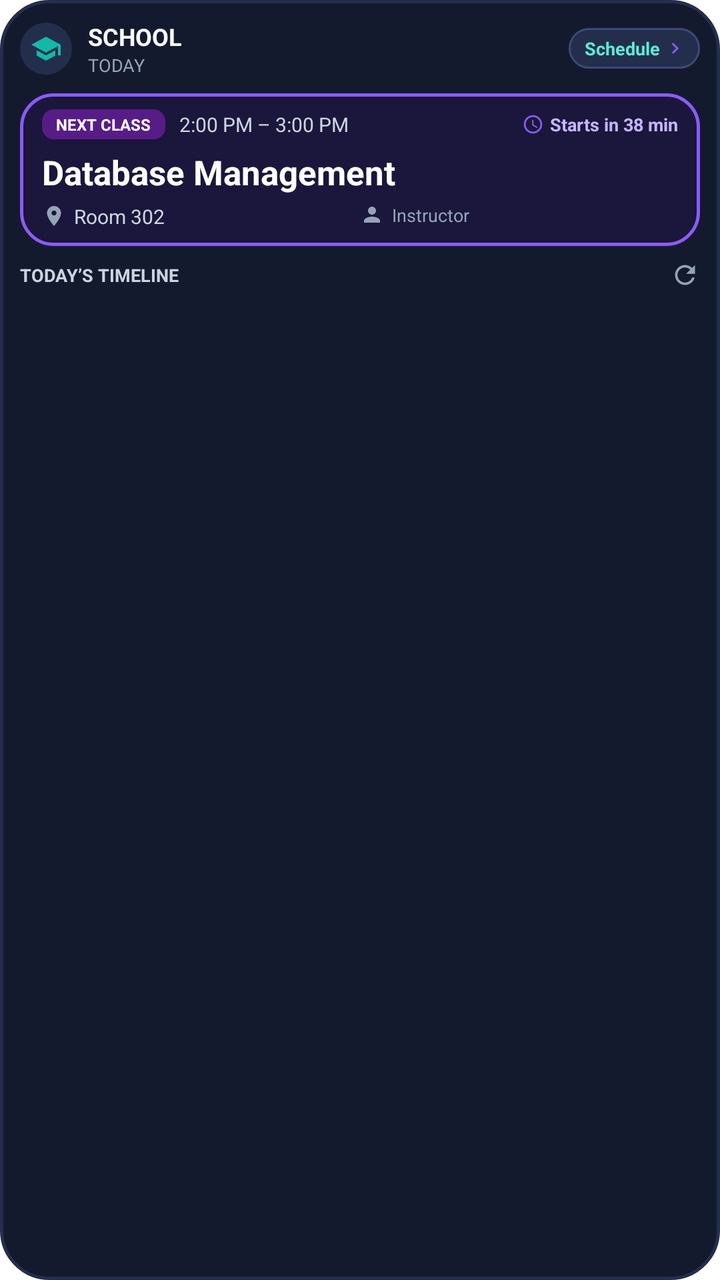
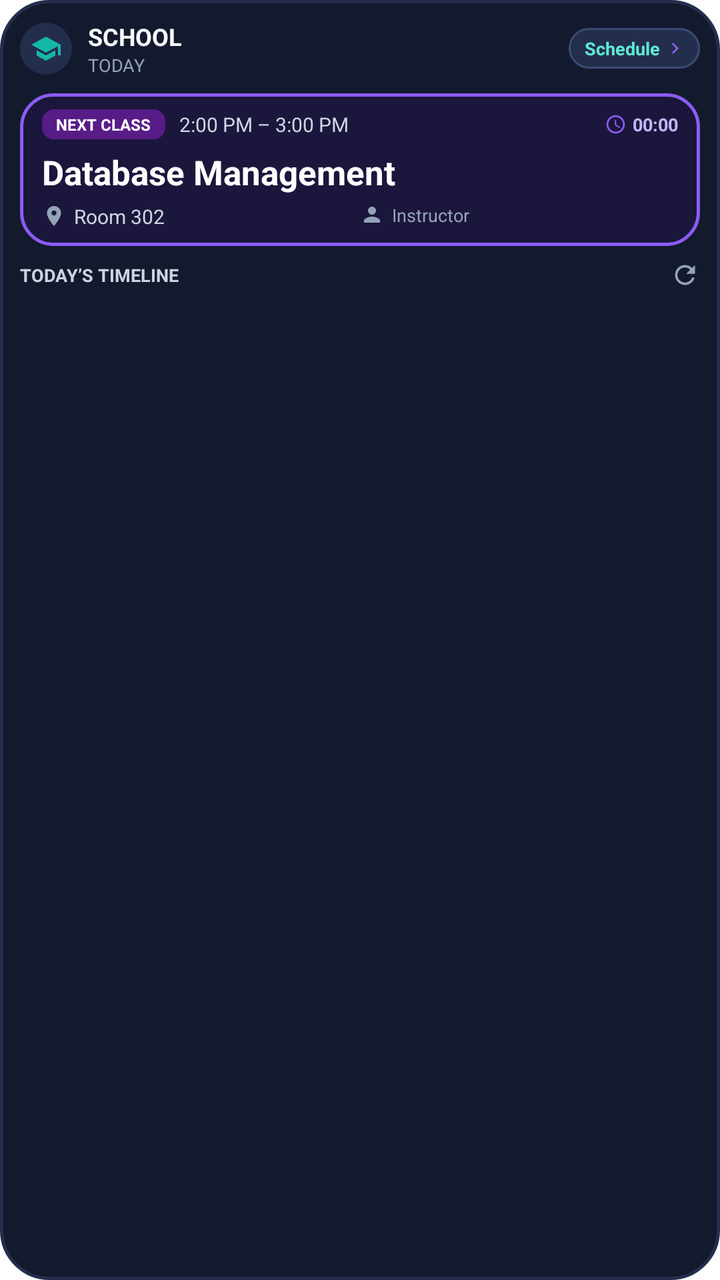

The first picture is an Android layout as it rendered before a commit; the second is the same layout after the commit. The layout source and the unified diff follow.
<!-- AndroidManifest.xml: fallback theme Theme.MaterialComponents.DayNight.NoActionBar -->
<!-- res/layout/school_schedule_widget.xml -->
<?xml version="1.0" encoding="utf-8"?>
<LinearLayout xmlns:android="http://schemas.android.com/apk/res/android"
    android:id="@+id/widget_root"
    android:layout_width="match_parent"
    android:layout_height="match_parent"
    android:background="@drawable/widget_background"
    android:orientation="vertical"
    android:padding="10dp">

    <LinearLayout
        android:id="@+id/widget_header_bar"
        android:layout_width="match_parent"
        android:layout_height="wrap_content"
        android:gravity="center_vertical"
        android:orientation="horizontal">
        <FrameLayout
            android:id="@+id/widget_icon_circle"
            android:layout_width="26dp"
            android:layout_height="26dp"
            android:layout_marginEnd="8dp"
            android:background="@drawable/widget_icon_circle_bg">
            <ImageView
                android:layout_width="16dp"
                android:layout_height="16dp"
                android:layout_gravity="center"
                android:contentDescription="School"
                android:src="@drawable/ic_widget_school" />
        </FrameLayout>
        <LinearLayout
            android:layout_width="0dp"
            android:layout_height="wrap_content"
            android:layout_weight="1"
            android:orientation="vertical">
            <TextView
                android:id="@+id/widget_header_title"
                android:layout_width="wrap_content"
                android:layout_height="wrap_content"
                android:text="SCHOOL"
                android:textColor="#F8FAFC"
                android:textSize="12sp"
                android:textStyle="bold" />
            <TextView
                android:id="@+id/widget_date_subtitle"
                android:layout_width="wrap_content"
                android:layout_height="wrap_content"
                android:text="TODAY"
                android:textColor="#94A3B8"
                android:textSize="9sp" />
        </LinearLayout>
        <LinearLayout
            android:id="@+id/widget_btn_view_schedule"
            android:layout_width="wrap_content"
            android:layout_height="wrap_content"
            android:background="@drawable/widget_action_button_bg"
            android:gravity="center_vertical"
            android:orientation="horizontal"
            android:paddingStart="8dp"
            android:paddingTop="4dp"
            android:paddingEnd="7dp"
            android:paddingBottom="4dp">
            <TextView
                android:id="@+id/widget_btn_view_schedule_text"
                android:layout_width="wrap_content"
                android:layout_height="wrap_content"
                android:text="Schedule"
                android:textColor="#5EEAD4"
                android:textSize="9sp"
                android:textStyle="bold" />
            <ImageView
                android:layout_width="11dp"
                android:layout_height="11dp"
                android:layout_marginStart="2dp"
                android:contentDescription="Open schedule"
                android:src="@drawable/ic_widget_arrow_right" />
        </LinearLayout>
    </LinearLayout>

    <LinearLayout
        android:id="@+id/widget_highlight_card"
        android:layout_width="match_parent"
        android:layout_height="wrap_content"
        android:layout_marginTop="8dp"
        android:background="@drawable/widget_next_class_bg"
        android:orientation="vertical"
        android:paddingStart="11dp"
        android:paddingTop="8dp"
        android:paddingEnd="11dp"
        android:paddingBottom="8dp">
        <LinearLayout
            android:layout_width="match_parent"
            android:layout_height="wrap_content"
            android:gravity="center_vertical"
            android:orientation="horizontal">
            <TextView
                android:id="@+id/widget_status_badge"
                android:layout_width="wrap_content"
                android:layout_height="wrap_content"
                android:background="@drawable/widget_badge_next"
                android:paddingStart="7dp"
                android:paddingTop="2dp"
                android:paddingEnd="7dp"
                android:paddingBottom="2dp"
                android:text="NEXT CLASS"
                android:textColor="#FFFFFF"
                android:textSize="8sp"
                android:textStyle="bold" />
            <TextView
                android:id="@+id/widget_class_time"
                android:layout_width="0dp"
                android:layout_height="wrap_content"
                android:layout_marginStart="7dp"
                android:layout_weight="1"
                android:ellipsize="end"
                android:maxLines="1"
                android:text="2:00 PM – 3:00 PM"
                android:textColor="#CBD5E1"
                android:textSize="10sp" />
            <LinearLayout
                android:id="@+id/widget_countdown_container"
                android:layout_width="wrap_content"
                android:layout_height="wrap_content"
                android:gravity="center_vertical"
                android:orientation="horizontal">
                <ImageView
                    android:id="@+id/widget_countdown_icon"
                    android:layout_width="11dp"
                    android:layout_height="11dp"
                    android:contentDescription="Countdown"
                    android:src="@drawable/ic_widget_clock" />
                <TextView
                    android:id="@+id/widget_countdown"
                    android:layout_width="wrap_content"
                    android:layout_height="wrap_content"
                    android:layout_marginStart="3dp"
                    android:text="Starts in 38 min"
                    android:textColor="#C4B5FD"
                    android:textSize="9sp"
                    android:textStyle="bold" />
            </LinearLayout>
        </LinearLayout>
        <TextView
            android:id="@+id/widget_class_subject"
            android:layout_width="match_parent"
            android:layout_height="wrap_content"
            android:layout_marginTop="5dp"
            android:ellipsize="end"
            android:maxLines="1"
            android:text="Database Management"
            android:textColor="#FFFFFF"
            android:textSize="17sp"
            android:textStyle="bold" />
        <LinearLayout
            android:id="@+id/widget_class_details_row"
            android:layout_width="match_parent"
            android:layout_height="wrap_content"
            android:layout_marginTop="4dp"
            android:orientation="horizontal">
            <LinearLayout
                android:id="@+id/widget_class_room_layout"
                android:layout_width="0dp"
                android:layout_height="wrap_content"
                android:layout_weight="1"
                android:gravity="center_vertical"
                android:orientation="horizontal">
                <ImageView
                    android:id="@+id/widget_class_room_icon"
                    android:layout_width="12dp"
                    android:layout_height="12dp"
                    android:contentDescription="Room"
                    android:src="@drawable/ic_widget_location" />
                <TextView
                    android:id="@+id/widget_class_room"
                    android:layout_width="0dp"
                    android:layout_height="wrap_content"
                    android:layout_marginStart="4dp"
                    android:layout_weight="1"
                    android:ellipsize="end"
                    android:maxLines="1"
                    android:text="Room 302"
                    android:textColor="#CBD5E1"
                    android:textSize="10sp" />
            </LinearLayout>
            <LinearLayout
                android:id="@+id/widget_class_teacher_layout"
                android:layout_width="0dp"
                android:layout_height="wrap_content"
                android:layout_weight="1"
                android:gravity="center_vertical"
                android:orientation="horizontal">
                <ImageView
                    android:id="@+id/widget_class_teacher_icon"
                    android:layout_width="12dp"
                    android:layout_height="12dp"
                    android:contentDescription="Instructor"
                    android:src="@drawable/ic_widget_person" />
                <TextView
                    android:id="@+id/widget_class_teacher"
                    android:layout_width="0dp"
                    android:layout_height="wrap_content"
                    android:layout_marginStart="4dp"
                    android:layout_weight="1"
                    android:ellipsize="end"
                    android:maxLines="1"
                    android:text="Instructor"
                    android:textColor="#94A3B8"
                    android:textSize="9sp" />
            </LinearLayout>
        </LinearLayout>
    </LinearLayout>

    <LinearLayout
        android:id="@+id/widget_section_header_layout"
        android:layout_width="match_parent"
        android:layout_height="wrap_content"
        android:layout_marginTop="7dp"
        android:gravity="center_vertical"
        android:orientation="horizontal">
        <TextView
            android:id="@+id/widget_section_title"
            android:layout_width="0dp"
            android:layout_height="wrap_content"
            android:layout_weight="1"
            android:text="TODAY’S TIMELINE"
            android:textColor="#CBD5E1"
            android:textSize="9sp"
            android:textStyle="bold" />
        <ImageView
            android:id="@+id/widget_btn_refresh"
            android:layout_width="15dp"
            android:layout_height="15dp"
            android:contentDescription="Refresh schedule"
            android:src="@drawable/ic_widget_refresh" />
    </LinearLayout>

    <FrameLayout
        android:id="@+id/widget_list_container"
        android:layout_width="match_parent"
        android:layout_height="0dp"
        android:layout_weight="1"
        android:layout_marginTop="4dp">
        <ListView
            android:id="@+id/widget_classes_list"
            android:layout_width="match_parent"
            android:layout_height="match_parent"
            android:clipToPadding="false"
            android:divider="@android:color/transparent"
            android:dividerHeight="3dp"
            android:scrollbars="none" />
        <LinearLayout
            android:id="@+id/widget_empty_layout"
            android:layout_width="match_parent"
            android:layout_height="match_parent"
            android:gravity="center_vertical"
            android:orientation="horizontal"
            android:paddingStart="5dp"
            android:visibility="gone">
            <TextView
                android:id="@+id/widget_empty_title"
                android:layout_width="wrap_content"
                android:layout_height="wrap_content"
                android:text="You’re all caught up"
                android:textColor="#5EEAD4"
                android:textSize="11sp"
                android:textStyle="bold" />
            <TextView
                android:id="@+id/widget_empty_subtitle"
                android:layout_width="wrap_content"
                android:layout_height="wrap_content"
                android:layout_marginStart="6dp"
                android:text="Nothing else scheduled today"
                android:textColor="#94A3B8"
                android:textSize="10sp" />
        </LinearLayout>
    </FrameLayout>
</LinearLayout>
<!-- resources referenced by this layout -->
<resources>
  <!-- drawable ic_widget_arrow_right (drawable) -->
  <vector xmlns:android="http://schemas.android.com/apk/res/android"
      android:width="24dp"
      android:height="24dp"
      android:viewportWidth="24"
      android:viewportHeight="24">
    <path
        android:fillColor="#8B5CF6"
        android:pathData="M8.59,16.59L13.17,12 8.59,7.41 10,6l6,6 -6,6 -1.41,-1.41z"/>
  </vector>
  <!-- drawable ic_widget_clock (drawable) -->
  <vector xmlns:android="http://schemas.android.com/apk/res/android"
      android:width="24dp"
      android:height="24dp"
      android:viewportWidth="24"
      android:viewportHeight="24">
    <path
        android:fillColor="#8B5CF6"
        android:pathData="M11.99,2C6.47,2 2,6.48 2,12s4.47,10 9.99,10C17.52,22 22,17.52 22,12S17.52,2 11.99,2zM12,20c-4.42,0 -8,-3.58 -8,-8s3.58,-8 8,-8 8,3.58 8,8 -3.58,8 -8,8zM12.5,7H11v6l5.25,3.15 0.75,-1.23 -4.5,-2.67z"/>
  </vector>
  <!-- drawable ic_widget_location (drawable) -->
  <vector xmlns:android="http://schemas.android.com/apk/res/android"
      android:width="24dp"
      android:height="24dp"
      android:viewportWidth="24"
      android:viewportHeight="24">
    <path
        android:fillColor="#94A3B8"
        android:pathData="M12,2C8.13,2 5,5.13 5,9c0,5.25 7,13 7,13s7,-7.75 7,-13c0,-3.87 -3.13,-7 -7,-7zM12,11.5c-1.38,0 -2.5,-1.12 -2.5,-2.5s1.12,-2.5 2.5,-2.5 2.5,1.12 2.5,2.5 -1.12,2.5 -2.5,2.5z"/>
  </vector>
  <!-- drawable ic_widget_person (drawable) -->
  <vector xmlns:android="http://schemas.android.com/apk/res/android"
      android:width="24dp"
      android:height="24dp"
      android:viewportWidth="24"
      android:viewportHeight="24">
    <path
        android:fillColor="#94A3B8"
        android:pathData="M12,12c2.21,0 4,-1.79 4,-4s-1.79,-4 -4,-4 -4,1.79 -4,4 1.79,4 4,4zM12,14c-2.67,0 -8,1.34 -8,4v2h16v-2c0,-2.66 -5.33,-4 -8,-4z"/>
  </vector>
  <!-- drawable ic_widget_school (drawable) -->
  <vector xmlns:android="http://schemas.android.com/apk/res/android"
      android:width="24dp"
      android:height="24dp"
      android:viewportWidth="24"
      android:viewportHeight="24">
    <path
        android:fillColor="#14B8A6"
        android:pathData="M5,13.18v4L12,21l7,-3.82v-4L12,17l-7,-3.82zM12,3L1,9l11,6 9,-4.91V17h2V9L12,3z"/>
  </vector>
  <!-- drawable widget_action_button_bg (drawable) -->
  <?xml version="1.0" encoding="utf-8"?>
  <shape xmlns:android="http://schemas.android.com/apk/res/android"
      android:shape="rectangle">
      <corners android:radius="14dp" />
      <solid android:color="#232E4C" />
      <stroke
          android:width="1dp"
          android:color="#3B4B75" />
  </shape>
  <!-- drawable widget_background (drawable) -->
  <?xml version="1.0" encoding="utf-8"?>
  <shape xmlns:android="http://schemas.android.com/apk/res/android"
      android:shape="rectangle">
      <corners android:radius="24dp" />
      <solid android:color="#141A2E" />
      <stroke
          android:width="1.5dp"
          android:color="#242E4C" />
  </shape>
  <!-- drawable widget_badge_next (drawable) -->
  <?xml version="1.0" encoding="utf-8"?>
  <shape xmlns:android="http://schemas.android.com/apk/res/android"
      android:shape="rectangle">
      <corners android:radius="6dp" />
      <solid android:color="#581C87" />
  </shape>
  <!-- drawable widget_icon_circle_bg (drawable) -->
  <?xml version="1.0" encoding="utf-8"?>
  <shape xmlns:android="http://schemas.android.com/apk/res/android"
      android:shape="oval">
      <solid android:color="#232E4C" />
  </shape>
  <!-- drawable widget_next_class_bg (drawable) -->
  <?xml version="1.0" encoding="utf-8"?>
  <shape xmlns:android="http://schemas.android.com/apk/res/android"
      android:shape="rectangle">
      <corners android:radius="16dp" />
      <solid android:color="#1B163B" />
      <stroke
          android:width="1.5dp"
          android:color="#8B5CF6" />
  </shape>
  <!-- unchanged entries left out for length: 1 -->
</resources>

<!-- the commit's change to res/layout/school_schedule_widget.xml (unified diff, before → after) -->
@@ -127,7 +127,7 @@
                     android:layout_height="11dp"
                     android:contentDescription="Countdown"
                     android:src="@drawable/ic_widget_clock" />
-                <TextView
+                <Chronometer
                     android:id="@+id/widget_countdown"
                     android:layout_width="wrap_content"
                     android:layout_height="wrap_content"
